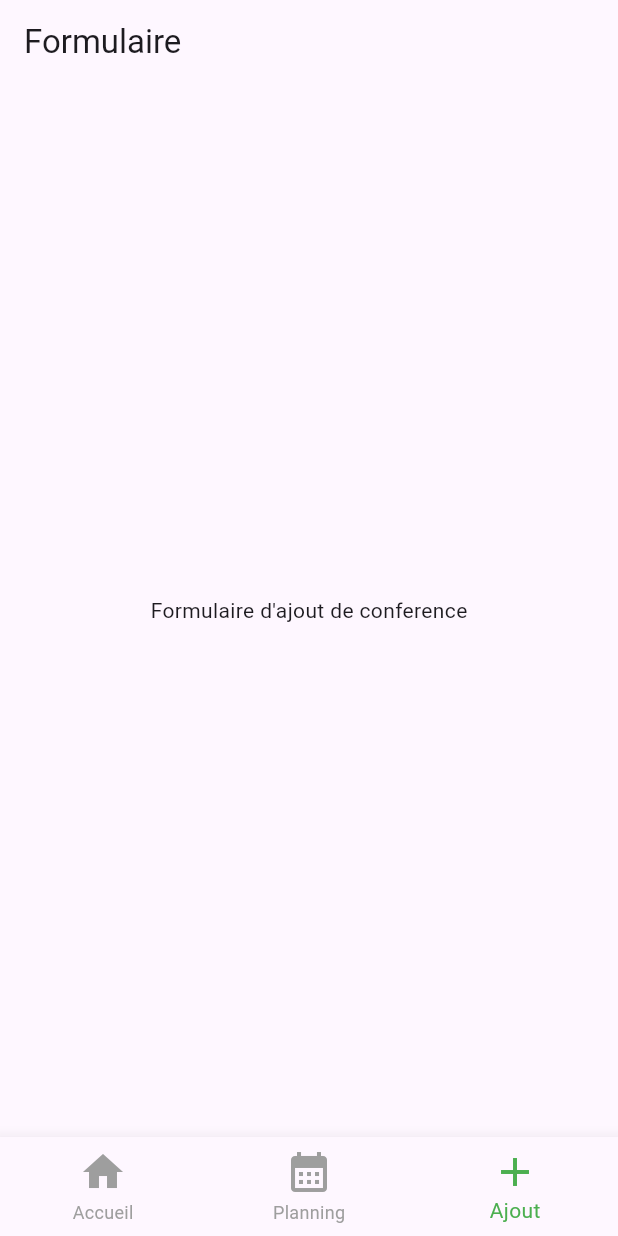
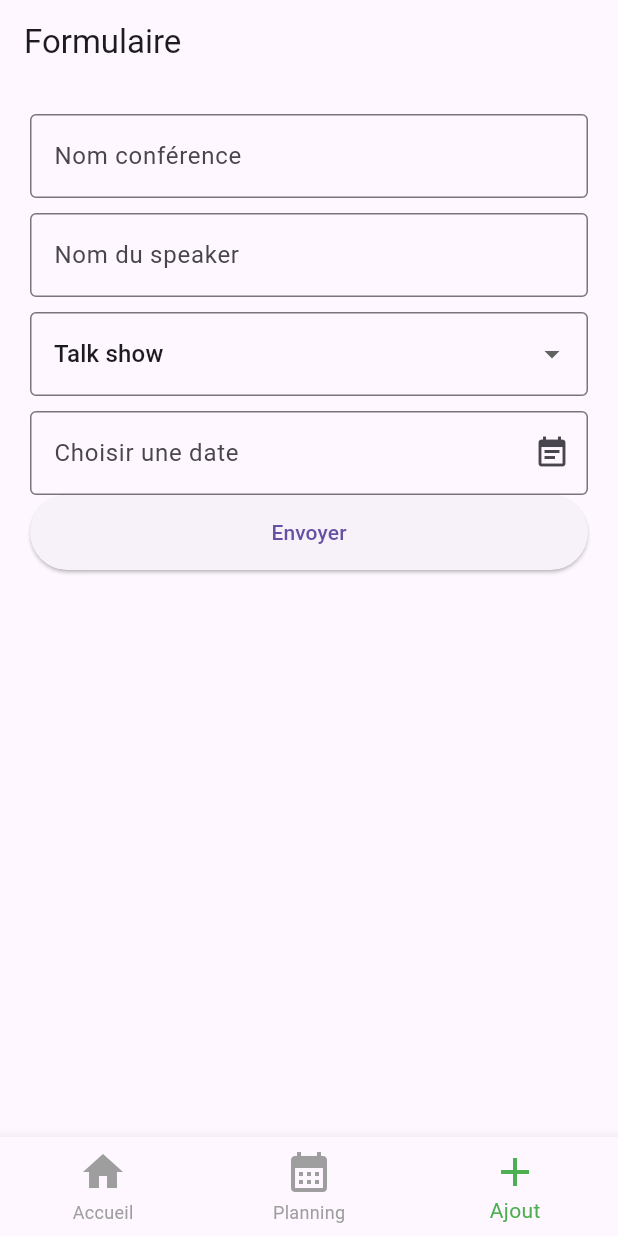
Before and after one commit to TaniaBar/Asynconf, a Flutter app: the screen it shows after launch, item 3 of the bottom bar chosen, on a phone screen of 412 x 824 dp. Run offline on Flutter 3.47's test engine with Material 3 defaults, Android fonts, the phone set to English and light mode, and no system bars; drawn by our look-alikes of date_field; our stand-ins replace flutter_svg.

```diff
--- a/lib/pages/add_event_page.dart
+++ b/lib/pages/add_event_page.dart
@@ -1,12 +1,133 @@
+import 'package:date_field/date_field.dart';
 import 'package:flutter/material.dart';
 
-class AddEventPage extends StatelessWidget {
+class AddEventPage extends StatefulWidget {
   const AddEventPage({super.key});
 
   @override
+  State<AddEventPage> createState() => _AddEventPageState();
+}
+
+class _AddEventPageState extends State<AddEventPage> {
+
+  final _formKey = GlobalKey<FormState>();
+
+  final confNameController = TextEditingController();
+  final speakerNameController = TextEditingController();
+  String selectedConfType = 'talk';
+  DateTime? selectedDate = DateTime.now();
+
+  @override
+  void dispose() {
+    super.dispose();
+
+    confNameController.dispose();
+    speakerNameController.dispose();
+  }
+
+  @override
   Widget build(BuildContext context) {
-    return Center(
-      child: Text("Formulaire d'ajout de conference"),
+    return Container(
+      margin: const EdgeInsets.all(20),
+      child: Form(
+        key: _formKey,
+          child: Column(
+            children: [
+              Container(
+                margin: const EdgeInsets.only(bottom: 10),
+                child: TextFormField(
+                  decoration: const InputDecoration(
+                      labelText: 'Nom conférence',
+                      hintText: 'Entre le nom de la conférence',
+                      border: OutlineInputBorder()
+                  ),
+                  validator: (value) {
+                    if (value == null || value.isEmpty) {
+                      return "Tu dois completer ce texte";
+                    }
+                    return null;
+                  },
+                  controller: confNameController,
+                ),
+              ),
+              Container(
+                margin: const EdgeInsets.only(bottom: 10),
+                child: TextFormField(
+                  decoration: const InputDecoration(
+                      labelText: 'Nom du speaker',
+                      hintText: 'Entre le nom du speaker',
+                      border: OutlineInputBorder()
+                  ),
+                  validator: (value) {
+                    if (value == null || value.isEmpty) {
+                      return "Tu dois completer ce texte";
+                    }
+                    return null;
+                  },
+                  controller: speakerNameController,
+                ),
+              ),
+              Container(
+                margin: const EdgeInsets.only(bottom: 10),
+                child: DropdownButtonFormField(
+                    items: const [
+                      DropdownMenuItem(value: 'talk', child: Text("Talk show")),
+                      DropdownMenuItem(value: 'demo', child: Text("Demo code")),
+                      DropdownMenuItem(value: 'partner', child: Text("Partner"))
+                    ],
+                    decoration: const InputDecoration(
+                      border: OutlineInputBorder()
+                    ),
+                    value: selectedConfType,
+                    onChanged: (value) {
+                      setState(() {
+                        selectedConfType = value!;
+                      });
+                    }
+                ),
+              ),
+              DateTimeFormField(
+                decoration: const InputDecoration(
+                 hintStyle: TextStyle(color: Colors.black45),
+                  errorStyle: TextStyle(color: Colors.redAccent),
+                  border: OutlineInputBorder(),
+                  suffixIcon: Icon(Icons.event_note),
+                  labelText: 'Choisir une date',
+                ),
+                mode: DateTimeFieldPickerMode.time,
+                autovalidateMode: AutovalidateMode.always,
+                validator: (e) => (e?.day ?? 0) == 1 ? 'Please not the first day' : null,
+                onChanged: (DateTime? value) {
+                  setState(() {
+                    selectedDate = value;
+                  });
+                },
+              ),
+              SizedBox(
+                width: double.infinity,
+                height: 50,
+                child: ElevatedButton(
+                    onPressed: () {
+                      if (_formKey.currentState!.validate()){
+                        final confName = confNameController.text;
+                        final speakerName = speakerNameController.text;
+
+                        ScaffoldMessenger.of(context).showSnackBar(
+                          const SnackBar(content: Text("Envoi en cours..."))
+                        );
+                        FocusScope.of(context).requestFocus(FocusNode());
+
+                        print("Ajout de la conf $confName par le speaker $speakerName");
+                        print("Type de conférence $selectedConfType");
+                        print("Date de la conf $selectedDate");
+                      }
+                    },
+                    child: const Text('Envoyer')
+                ),
+              )
+            ],
+          )
+      ),
     );
   }
 }
--- a/pubspec.yaml
+++ b/pubspec.yaml
@@ -31,6 +31,7 @@ dependencies:
   flutter:
     sdk: flutter
   flutter_svg: ^2.0.10+1
+  date_field: ^5.2.1
 
   # The following adds the Cupertino Icons font to your application.
   # Use with the CupertinoIcons class for iOS style icons.
```
Also changed, not shown: pubspec.lock.
